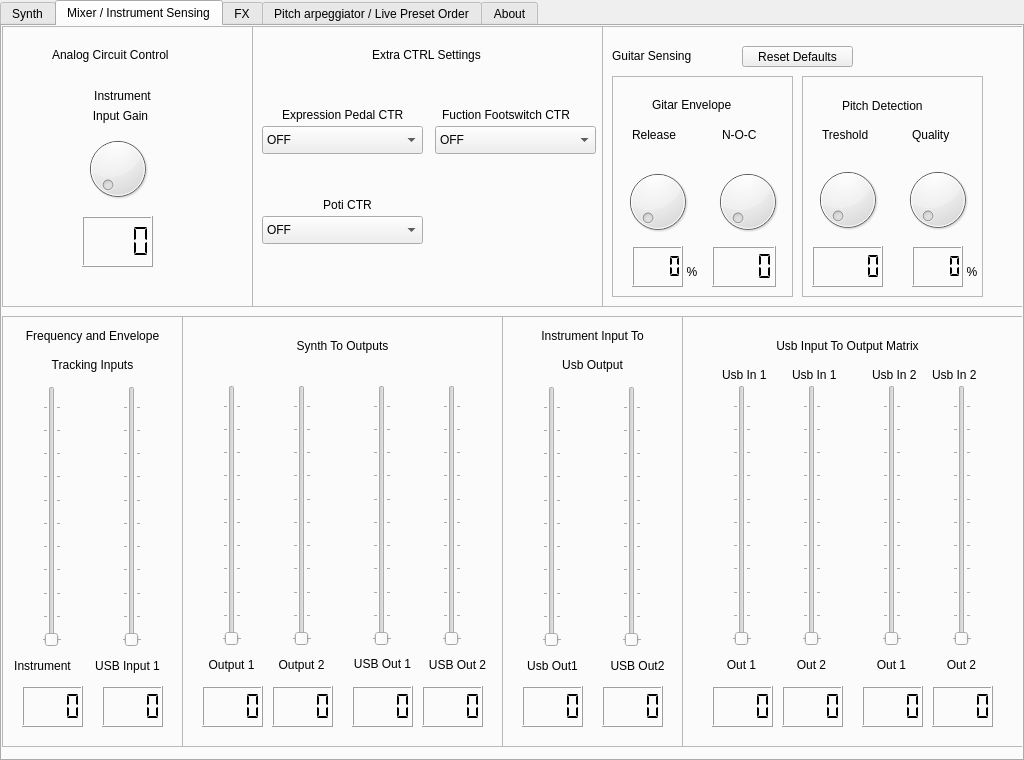
Qt form gui/Gitsynth127.ui (wolkstein/GitSynth127) before a commit.
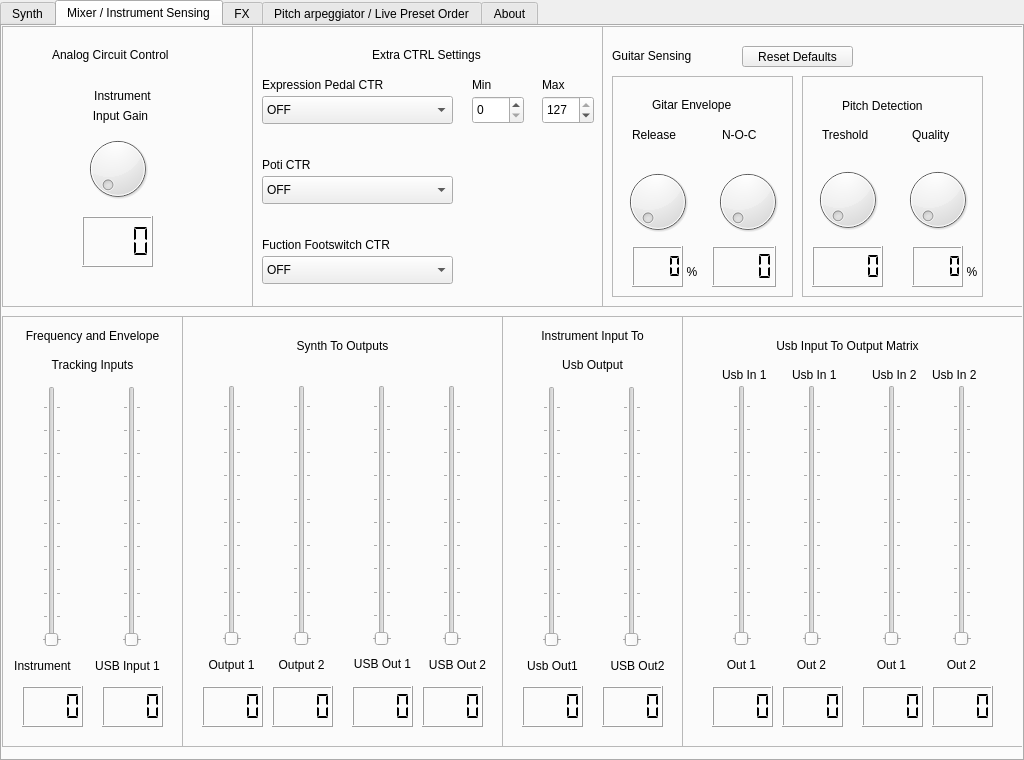
The same form after that commit. The open tabs and pages were chosen to show the change.

Commit message: gui finish delay implementation

The edit to the form file:
```diff
--- a/gui/Gitsynth127.ui
+++ b/gui/Gitsynth127.ui
@@ -6542,8 +6542,8 @@
       <property name="geometry">
        <rect>
         <x>10</x>
-        <y>100</y>
-        <width>161</width>
+        <y>70</y>
+        <width>191</width>
         <height>28</height>
        </rect>
       </property>
@@ -6692,22 +6692,25 @@
      <widget class="QLabel" name="label_64">
       <property name="geometry">
        <rect>
-        <x>30</x>
-        <y>80</y>
-        <width>131</width>
+        <x>10</x>
+        <y>50</y>
+        <width>141</width>
         <height>18</height>
        </rect>
       </property>
       <property name="text">
        <string>Expression Pedal CTR</string>
       </property>
+      <property name="alignment">
+       <set>Qt::AlignLeading|Qt::AlignLeft|Qt::AlignVCenter</set>
+      </property>
      </widget>
      <widget class="QComboBox" name="functionBtn_Combobox">
       <property name="geometry">
        <rect>
-        <x>183</x>
-        <y>100</y>
-        <width>161</width>
+        <x>10</x>
+        <y>230</y>
+        <width>191</width>
         <height>28</height>
        </rect>
       </property>
@@ -6735,15 +6738,18 @@
      <widget class="QLabel" name="label_68">
       <property name="geometry">
        <rect>
-        <x>190</x>
-        <y>80</y>
-        <width>151</width>
+        <x>10</x>
+        <y>210</y>
+        <width>161</width>
         <height>18</height>
        </rect>
       </property>
       <property name="text">
        <string>Fuction Footswitch CTR</string>
       </property>
+      <property name="alignment">
+       <set>Qt::AlignLeading|Qt::AlignLeft|Qt::AlignVCenter</set>
+      </property>
      </widget>
      <widget class="QLabel" name="label_110">
       <property name="geometry">
@@ -6762,8 +6768,8 @@
       <property name="geometry">
        <rect>
         <x>10</x>
-        <y>190</y>
-        <width>161</width>
+        <y>150</y>
+        <width>191</width>
         <height>28</height>
        </rect>
       </property>
@@ -6912,8 +6918,8 @@
      <widget class="QLabel" name="label_156">
       <property name="geometry">
        <rect>
-        <x>30</x>
-        <y>170</y>
+        <x>10</x>
+        <y>130</y>
         <width>131</width>
         <height>18</height>
        </rect>
@@ -6922,7 +6928,62 @@
        <string>Poti CTR</string>
       </property>
       <property name="alignment">
-       <set>Qt::AlignCenter</set>
+       <set>Qt::AlignLeading|Qt::AlignLeft|Qt::AlignVCenter</set>
+      </property>
+     </widget>
+     <widget class="QSpinBox" name="ExpPedal_Min_spinBox">
+      <property name="geometry">
+       <rect>
+        <x>220</x>
+        <y>70</y>
+        <width>52</width>
+        <height>28</height>
+       </rect>
+      </property>
+      <property name="maximum">
+       <number>127</number>
+      </property>
+     </widget>
+     <widget class="QLabel" name="label_165">
+      <property name="geometry">
+       <rect>
+        <x>220</x>
+        <y>50</y>
+        <width>51</width>
+        <height>18</height>
+       </rect>
+      </property>
+      <property name="text">
+       <string>Min</string>
+      </property>
+     </widget>
+     <widget class="QSpinBox" name="ExpPedal_Max_spinBox_2">
+      <property name="geometry">
+       <rect>
+        <x>290</x>
+        <y>70</y>
+        <width>52</width>
+        <height>28</height>
+       </rect>
+      </property>
+      <property name="maximum">
+       <number>127</number>
+      </property>
+      <property name="value">
+       <number>127</number>
+      </property>
+     </widget>
+     <widget class="QLabel" name="label_166">
+      <property name="geometry">
+       <rect>
+        <x>290</x>
+        <y>50</y>
+        <width>51</width>
+        <height>18</height>
+       </rect>
+      </property>
+      <property name="text">
+       <string>Max</string>
       </property>
      </widget>
     </widget>
```
Left out of the diff: 40 changed lines with no effect on the pictures. The commit also changes 5 other files.
